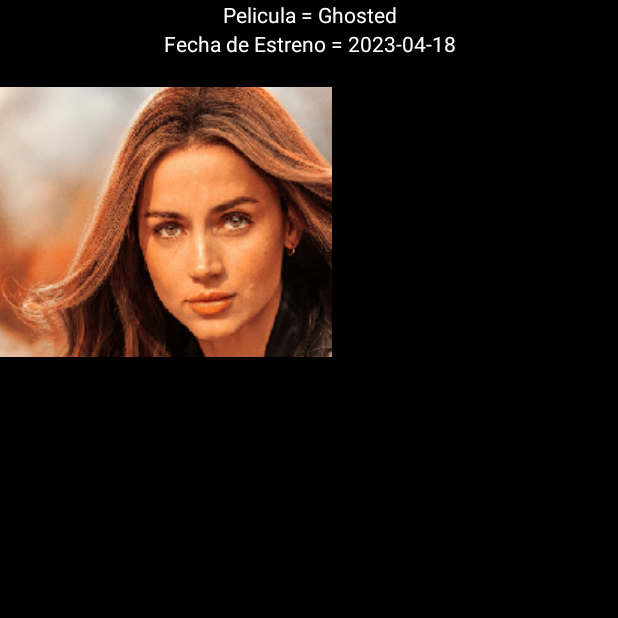
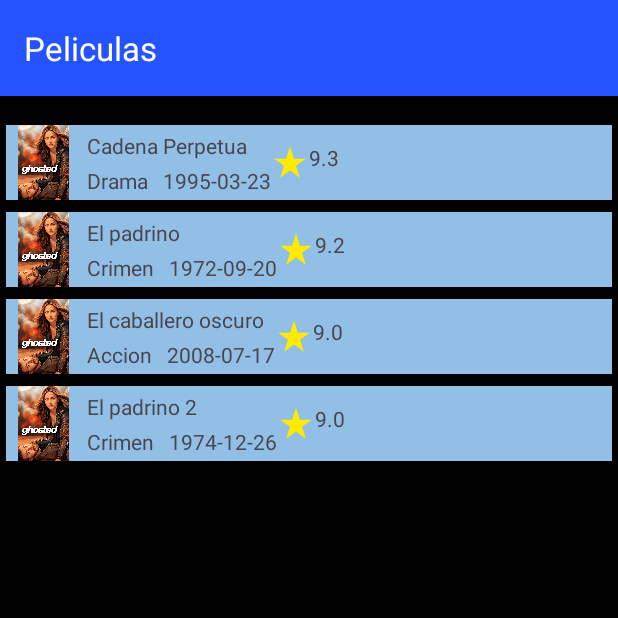
Before and after one commit to agustinotero774/tp2024, an Android app: the MainActivity screen opened directly, with no data from a screen before it, on a phone screen of 412 x 824 dp, the top half of it. Run offline under Robolectric (Android 15) with nearby library versions, the phone set to English and light mode, and no system bars.

Commit message:
Agregados toolbar y RecyclerView.

```diff
--- a/app/src/main/java/com/example/tp2024/FormularioUsuarioActivity.kt
+++ b/app/src/main/java/com/example/tp2024/FormularioUsuarioActivity.kt
@@ -7,6 +7,7 @@ import android.widget.EditText
 import android.widget.Toast
 import androidx.activity.enableEdgeToEdge
 import androidx.appcompat.app.AppCompatActivity
+import androidx.appcompat.widget.Toolbar
 import androidx.core.view.ViewCompat
 import androidx.core.view.WindowInsetsCompat
 
@@ -15,6 +16,7 @@ class FormularioUsuarioActivity : AppCompatActivity() {
     lateinit var etCrearPassword : EditText
     lateinit var etCrearCorreo : EditText
     lateinit var btnFinalizarRegistro : Button
+    lateinit var toolbar: Toolbar
 
     override fun onCreate(savedInstanceState: Bundle?) {
         super.onCreate(savedInstanceState)
@@ -26,6 +28,10 @@ class FormularioUsuarioActivity : AppCompatActivity() {
             insets
 
         }
+        toolbar = findViewById(R.id.toolbar)
+        setSupportActionBar(toolbar)
+        supportActionBar!!.title = "Registrarse"
+
         btnFinalizarRegistro = findViewById(R.id.btnFinalizarRegistro)
         etCrearUsuario = findViewById(R.id.etCrearUsuario)
         etCrearPassword = findViewById(R.id.etCrearContraseña)
--- a/app/src/main/java/com/example/tp2024/LoginActivity.kt
+++ b/app/src/main/java/com/example/tp2024/LoginActivity.kt
@@ -4,10 +4,13 @@ import android.content.Intent
 import android.os.Bundle
 import android.provider.Telephony.Mms.Intents
 import android.util.Log
+import android.view.Menu
+import android.view.MenuItem
 import android.widget.Button
 import android.widget.CheckBox
 import android.widget.EditText
 import android.widget.Toast
+import androidx.appcompat.widget.Toolbar
 import androidx.activity.enableEdgeToEdge
 import androidx.appcompat.app.AppCompatActivity
 import androidx.core.view.ViewCompat
@@ -20,6 +23,7 @@ class LoginActivity : AppCompatActivity() {
     lateinit var cbRecordarUsuario : CheckBox
     lateinit var btnRegistrarse : Button
     lateinit var btnIniciarSesion : Button
+    lateinit var toolbar : Toolbar
 
 
     override fun onCreate(savedInstanceState: Bundle?) {
@@ -31,6 +35,10 @@ class LoginActivity : AppCompatActivity() {
             v.setPadding(systemBars.left, systemBars.top, systemBars.right, systemBars.bottom)
             insets
         }
+        toolbar = findViewById(R.id.toolbar)
+        setSupportActionBar(toolbar)
+        supportActionBar!!.title = "Login"
+
         etUsuario = findViewById(R.id.etUsuario)
         etPassword = findViewById(R.id.etPassword)
         cbRecordarUsuario = findViewById(R.id.cbRecordarUsuario)
@@ -38,21 +46,11 @@ class LoginActivity : AppCompatActivity() {
         btnIniciarSesion = findViewById(R.id.btnIniciarSesion)
 
         btnRegistrarse.setOnClickListener {
-
-            var mensaje = ""
-
-            Toast.makeText(this,mensaje,Toast.LENGTH_SHORT).show()
-
             val intent = Intent(this,FormularioUsuarioActivity::class.java)
             startActivity(intent)
+        }
 
-
-
-
-
-        }
         btnIniciarSesion.setOnClickListener {
-
         var usuario = etUsuario.text.toString()
         if (etUsuario.text.toString().isEmpty() || etPassword.text.toString().isEmpty()){
             var mensaje = "Completar Datos"
@@ -73,4 +71,16 @@ class LoginActivity : AppCompatActivity() {
 
 
     }
+
+    override fun onOptionsItemSelected(item: MenuItem): Boolean {
+        if(item.itemId == R.id.itemPrueba){
+            val intent = Intent(this, MainActivity::class.java)
+            startActivity(intent)
+        }
+        return super.onOptionsItemSelected(item)
+    }
+    override fun onCreateOptionsMenu(menu: Menu?): Boolean {
+        menuInflater.inflate(R.menu.main_menu, menu)
+        return super.onCreateOptionsMenu(menu)
+    }
 }
--- a/app/src/main/java/com/example/tp2024/MainActivity.kt
+++ b/app/src/main/java/com/example/tp2024/MainActivity.kt
@@ -6,22 +6,40 @@ import android.widget.EditText
 import android.widget.Toast
 import androidx.activity.enableEdgeToEdge
 import androidx.appcompat.app.AppCompatActivity
+import androidx.appcompat.widget.Toolbar
 import androidx.core.view.ViewCompat
 import androidx.core.view.WindowInsetsCompat
+import androidx.recyclerview.widget.RecyclerView
 
 class MainActivity : AppCompatActivity() {
 
-
-
+    lateinit var toolbar : Toolbar
+    lateinit var rvPeliculas:RecyclerView
+    lateinit var peliculasAdapter:PeliculaAdapter
 
     override fun onCreate(savedInstanceState: Bundle?) {
         super.onCreate(savedInstanceState)
         setContentView(R.layout.activity_main)
 
+        toolbar = findViewById(R.id.toolbar)
+        setSupportActionBar(toolbar)
+        supportActionBar!!.title = "Peliculas"
 
+        rvPeliculas=findViewById(R.id.rvPeliculas)
+        peliculasAdapter= PeliculaAdapter(getPeliculas(), this)
+        rvPeliculas.adapter=peliculasAdapter
+    }
+
+    private fun getPeliculas(): MutableList<Pelicula> {
+        var peliculas: MutableList<Pelicula> = ArrayList()
+
+        peliculas.add(Pelicula(1, "Cadena Perpetua", "1995-03-23","Drama", 9.3))
+        peliculas.add(Pelicula(2, "El padrino", "1972-09-20","Crimen",9.2))
+        peliculas.add(Pelicula(3, "El caballero oscuro", "2008-07-17","Accion",9.0))
+        peliculas.add(Pelicula(4, "El padrino 2", "1974-12-26","Crimen", 9.0))
+
+        return peliculas
     }
 
 
-
-
 }
--- /dev/null
+++ b/app/src/main/java/com/example/tp2024/Pelicula.kt
@@ -0,0 +1,10 @@
+package com.example.tp2024
+
+data class Pelicula(
+    var id : Int,
+    var pelicula : String,
+    var fecha : String,
+    var genero: String,
+    var rating: Double
+
+)
--- /dev/null
+++ b/app/src/main/java/com/example/tp2024/PeliculaAdapter.kt
@@ -0,0 +1,45 @@
+package com.example.tp2024
+
+import android.content.Context
+import android.view.LayoutInflater
+import android.view.View
+import android.view.ViewGroup
+import android.widget.TextView
+import androidx.recyclerview.widget.RecyclerView
+import org.w3c.dom.Text
+
+class PeliculaAdapter(var peliculas:MutableList<Pelicula>, var context:Context):
+    RecyclerView.Adapter<PeliculaAdapter.PeliculaViewHolder>(){
+
+        class PeliculaViewHolder(view: View): RecyclerView.ViewHolder(view) {
+            var txtPelicula: TextView
+            var txtFecha: TextView
+            var txtGenero: TextView
+            var txtRating: TextView
+
+            init {
+                txtPelicula = view.findViewById(R.id.tvPelicula)
+                txtFecha = view.findViewById(R.id.tvFecha)
+                txtGenero = view.findViewById(R.id.tvGenero)
+                txtRating = view.findViewById(R.id.tvRating)
+            }
+
+    }
+
+    override fun onCreateViewHolder(parent: ViewGroup, viewType: Int): PeliculaViewHolder {
+        val view=LayoutInflater.from(parent.context)
+            .inflate(R.layout.item_pelicula, parent, false)
+        return PeliculaViewHolder(view)
+    }
+
+    override fun getItemCount() = peliculas.size
+
+    override fun onBindViewHolder(holder: PeliculaViewHolder, position: Int) {
+        val item=peliculas.get(position)
+        holder.txtPelicula.text=item.pelicula
+        holder.txtFecha.text=item.fecha
+        holder.txtGenero.text=item.genero
+        holder.txtRating.text= item.rating.toString().toString()
+
+    }
+}
--- /dev/null
+++ b/app/src/main/res/drawable/estrella.xml
@@ -0,0 +1,5 @@
+<vector xmlns:android="http://schemas.android.com/apk/res/android" android:height="24dp" android:tint="#FFEA00" android:viewportHeight="24" android:viewportWidth="24" android:width="24dp">
+
+    <path android:fillColor="@android:color/white" android:pathData="M14.43,10l-2.43,-8l-2.43,8l-7.57,0l6.18,4.41l-2.35,7.59l6.17,-4.69l6.18,4.69l-2.35,-7.59l6.17,-4.41z"/>
+
+</vector>
--- a/app/src/main/res/layout/activity_formulario_usuario.xml
+++ b/app/src/main/res/layout/activity_formulario_usuario.xml
@@ -9,7 +9,11 @@
     android:orientation="vertical"
     android:gravity="center"
     tools:context=".FormularioUsuarioActivity">
+    <include
+        android:id="@+id/toolbar"
+        layout="@layout/primary_layout"
 
+        />
     <TextView
         android:textColor="@color/white"
         android:layout_width="wrap_content"
--- a/app/src/main/res/layout/activity_login.xml
+++ b/app/src/main/res/layout/activity_login.xml
@@ -8,8 +8,14 @@
     android:background="@color/black"
     tools:context=".LoginActivity"
     android:orientation="vertical"
-    android:gravity="center"
-    >
+    android:gravity="center_horizontal">
+
+    <include
+        android:id="@+id/toolbar"
+        layout="@layout/primary_layout"
+
+        />
+
     <TextView
         android:textColor="@color/white"
         android:layout_width="wrap_content"
@@ -25,6 +31,7 @@
         android:layout_height="wrap_content"
         android:textSize="15sp"
         android:layout_margin="10dp"
+        tools:text="Usuario"
         />
     <TextView
         android:textColor="@color/white"
@@ -41,6 +48,7 @@
         android:textSize="15sp"
         android:layout_margin="10dp"
         android:inputType="textPassword"
+        tools:text="Prueba"
         />
     <CheckBox
         android:id="@+id/cbRecordarUsuario"
--- a/app/src/main/res/layout/activity_main.xml
+++ b/app/src/main/res/layout/activity_main.xml
@@ -6,45 +6,21 @@
     android:layout_width="match_parent"
     android:layout_height="match_parent"
     tools:context=".MainActivity"
-    android:gravity="center"
     android:orientation="vertical"
     android:background="@color/black"
     >
+    <include
+        android:id="@+id/toolbar"
+        layout="@layout/primary_layout"
 
-         <TextView
-        android:textAlignment="center"
-                android:textColor="@color/white"
+        />
+    <androidx.recyclerview.widget.RecyclerView
+        android:id="@+id/rvPeliculas"
         android:layout_width="match_parent"
         android:layout_height="wrap_content"
-        android:text="Pelicula = Ghosted"
-         />
-   <TextView
-       android:textAlignment="center"
-       android:textColor="@color/white"
-       android:layout_width="match_parent"
-       android:layout_height="wrap_content"
-       android:text="Fecha de Estreno = 2023-04-18"
-       />
-   <TextView
-       android:textAlignment="center"
-       android:textColor="@color/white"
-       android:layout_width="match_parent"
-       android:layout_height="wrap_content"
-       />
+        app:layoutManager="androidx.recyclerview.widget.LinearLayoutManager"
+        tools:listitem="@layout/item_pelicula">
 
-    <RelativeLayout
-        android:layout_width="match_parent"
-        android:layout_height="match_parent">
-
-        <!-- ImageView para mostrar la imagen -->
-        <ImageView
-            android:id="@+id/miImagen"
-            android:layout_width="wrap_content"
-            android:layout_height="wrap_content"
-            android:src="@drawable/img3"
-
-            />
-    </RelativeLayout>
-
+    </androidx.recyclerview.widget.RecyclerView>
 
 </LinearLayout>
--- /dev/null
+++ b/app/src/main/res/layout/item_pelicula.xml
@@ -0,0 +1,77 @@
+<?xml version="1.0" encoding="utf-8"?>
+<LinearLayout xmlns:android="http://schemas.android.com/apk/res/android"
+    android:orientation="horizontal"
+    android:layout_width="match_parent"
+    android:layout_height="wrap_content"
+    android:weightSum="1"
+    android:layout_margin="4dp"
+    android:background="@color/colorPeliculas">
+
+    <ImageView
+        android:layout_width="50dp"
+        android:layout_height="50dp"
+        android:src="@drawable/img1"
+        />
+
+    <LinearLayout
+        android:layout_width="wrap_content"
+        android:layout_height="wrap_content"
+        android:orientation="vertical">
+
+        <TextView
+            android:id="@+id/tvPelicula"
+            android:layout_width="wrap_content"
+            android:layout_height="wrap_content"
+            android:layout_marginStart="4dp"
+            android:layout_marginTop="4dp"
+            android:layout_weight="0.5"
+
+            />
+
+        <LinearLayout
+            android:layout_width="wrap_content"
+            android:layout_height="wrap_content"
+            android:layout_gravity=""
+            android:weightSum="1">
+
+            <TextView
+                android:id="@+id/tvGenero"
+                android:layout_width="match_parent"
+                android:layout_height="wrap_content"
+                android:layout_marginStart="4dp"
+                android:layout_marginTop="4dp"
+                android:layout_weight="0.5"
+
+                />
+
+            <TextView
+                android:id="@+id/tvFecha"
+                android:layout_width="match_parent"
+                android:layout_height="wrap_content"
+                android:layout_marginStart="10dp"
+                android:layout_marginTop="4dp"
+                android:layout_weight="0.5"
+                android:inputType="date"
+
+                />
+
+        </LinearLayout>
+    </LinearLayout>
+    <LinearLayout
+        android:layout_width="wrap_content"
+        android:layout_height="wrap_content"
+        android:layout_gravity="end|center"
+        android:orientation="horizontal">
+
+        <ImageView
+            android:layout_width="25dp"
+            android:layout_height="25dp"
+            android:src="@drawable/estrella"
+            />
+        <TextView
+            android:id="@+id/tvRating"
+            android:layout_width="wrap_content"
+            android:layout_height="wrap_content"
+            />
+    </LinearLayout>
+</LinearLayout>
--- /dev/null
+++ b/app/src/main/res/layout/primary_layout.xml
@@ -0,0 +1,11 @@
+<?xml version="1.0" encoding="utf-8"?>
+<androidx.appcompat.widget.Toolbar xmlns:android="http://schemas.android.com/apk/res/android"
+    android:layout_width="match_parent"
+    android:layout_height="wrap_content"
+    xmlns:app="http://schemas.android.com/apk/res-auto"
+    android:background="@color/colorToolbar"
+    android:elevation="8dp"
+    android:layout_marginBottom="15dp"
+    app:titleTextColor="@color/white">
+
+</androidx.appcompat.widget.Toolbar>
--- /dev/null
+++ b/app/src/main/res/menu/main_menu.xml
@@ -0,0 +1,10 @@
+<?xml version="1.0" encoding="utf-8"?>
+<menu xmlns:android="http://schemas.android.com/apk/res/android"
+    xmlns:app="http://schemas.android.com/apk/res-auto">
+    <item
+        android:id="@+id/itemPrueba"
+        android:title="@string/ir_a_peliculas"
+        app:showAsAction="never"
+        />
+
+</menu>
--- a/app/src/main/res/values/colors.xml
+++ b/app/src/main/res/values/colors.xml
@@ -3,4 +3,6 @@
     <color name="black">#FF000000</color>
     <color name="white">#FFFFFFFF</color>
     <color name="red">#FA0000</color>
+    <color name="colorToolbar">#2553FF</color>
+    <color name="colorPeliculas">#91BFE6</color>
 </resources>
--- a/app/src/main/res/values/strings.xml
+++ b/app/src/main/res/values/strings.xml
@@ -1,3 +1,5 @@
 <resources>
     <string name="app_name">tp2024</string>
+    <string name="Prueba">Lista</string>
+    <string name="ir_a_peliculas">Ir a peliculas</string>
 </resources>
--- a/gradle.properties
+++ b/gradle.properties
@@ -21,3 +21,4 @@ kotlin.code.style=official
 # resources declared in the library itself and none from the library's dependencies,
 # thereby reducing the size of the R class for that library
 android.nonTransitiveRClass=true
+org.gradle.jvmargs=-Xmx4608m
```
